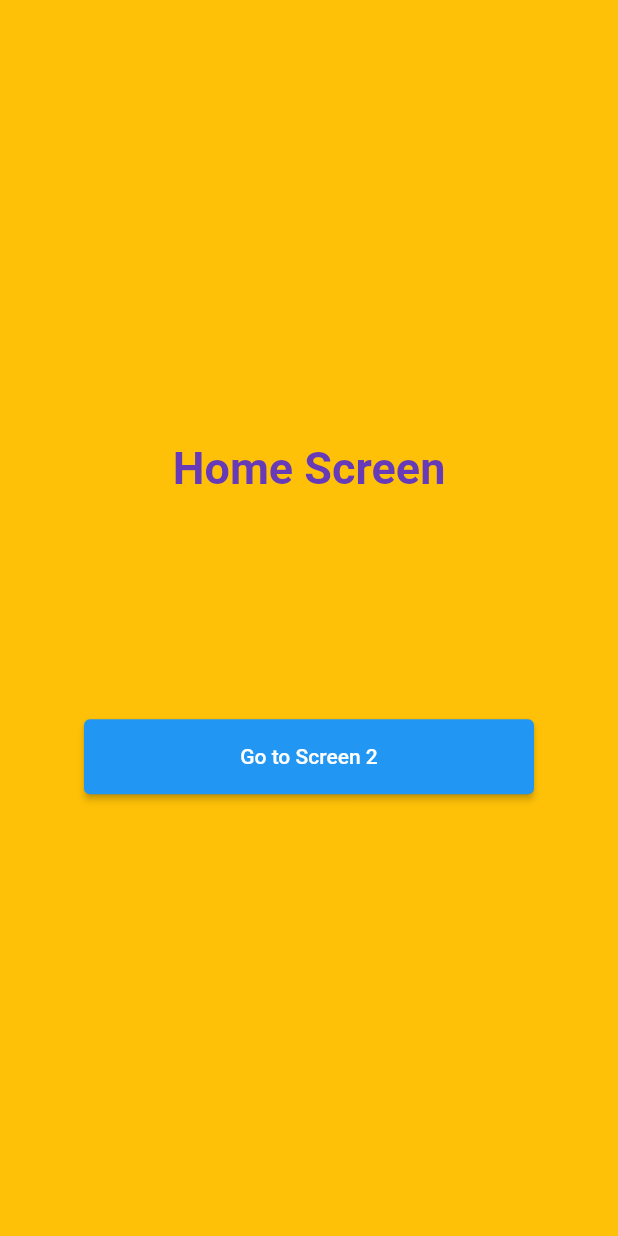
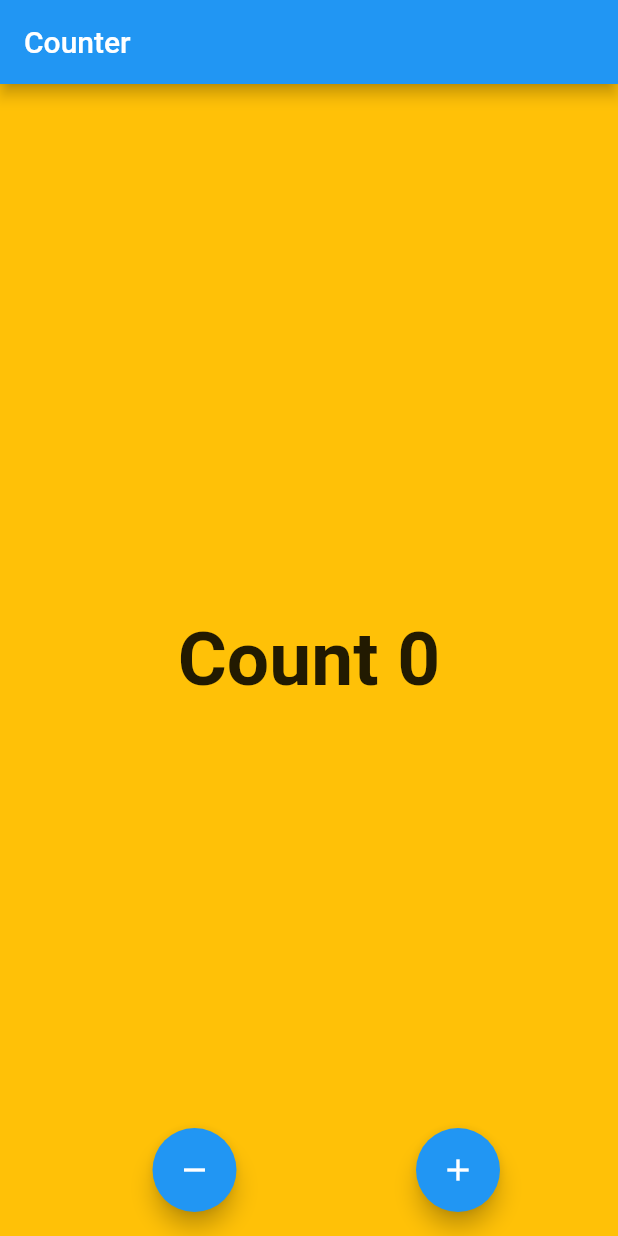
Before and after one commit to shahin-m-hashim/NFC_Plus, a Flutter app: the screen it shows after launch, on a phone screen of 412 x 824 dp. Run offline on Flutter 3.47's test engine with Material 2 defaults, Android fonts, the phone set to English and light mode, and no system bars; our stand-ins replace shared_preferences.

Commit message:
added files for showing the working of shared preferences in dart

```diff
--- a/lib/home_screen.dart
+++ /dev/null
@@ -1,39 +0,0 @@
-import 'package:flutter/material.dart';
-
-class HomeScreen extends StatelessWidget {
-  const HomeScreen({Key? key}) : super(key: key);
-
-  @override
-  Widget build(BuildContext context) {
-    return Scaffold(
-      backgroundColor: Colors.amber,
-      body: Center(
-        child: Column(
-          mainAxisAlignment: MainAxisAlignment.center,
-          children: [
-            const Text(
-              'Home Screen',
-              style: TextStyle(
-                color: Colors.deepPurple,
-                fontSize: 30,
-                fontWeight: FontWeight.bold,
-              ),
-            ),
-            const SizedBox(height: 150),
-            SizedBox(
-              height: 50,
-              width: 300,
-              child: ElevatedButton(
-                onPressed: () {
-                  Navigator.of(context).pushNamed(
-                      'screen_2'); //here we just call the name of the screen
-                },
-                child: const Text('Go to Screen 2'),
-              ),
-            ),
-          ],
-        ),
-      ),
-    );
-  }
-}
--- /dev/null
+++ b/lib/homescreen.dart
@@ -0,0 +1,97 @@
+import 'package:flutter/material.dart';
+import 'package:shared_preferences/shared_preferences.dart';
+
+class HomeScreen extends StatefulWidget {
+  const HomeScreen({super.key});
+
+  @override
+  State<HomeScreen> createState() => _HomeScreenState();
+}
+
+class _HomeScreenState extends State<HomeScreen> {
+  late SharedPreferences _prefs;
+  int _count = 0;
+
+  @override
+  void initState() {
+    super.initState();
+    _loadCounter();
+  }
+
+  Future<void> _loadCounter() async {
+    _prefs = await SharedPreferences.getInstance();
+    /*
+      the SharedPreferences object is obtained asynchronously using the getInstance() method, and
+      the variable is initialized with the returned value in the _loadCounter() method.
+    */
+    setState(() {
+      _count = _prefs.getInt('counter') ?? 0;
+      /*
+        _prefs is an instance of the SharedPreferences class.
+        getInt() is a method provided by the SharedPreferences class that allows you to get an
+        integer value associated with a specific key.
+        'counter' is the key used to store the integer value we want to retrieve.
+        '??' is the null coalescing operator, which returns the value on the left if it's not null,
+        or the value on the right if the left value is null. So in this case, if getInt() returns a
+        non-null value, it will be assigned to _count. If getInt() returns null, _count will be assigned
+        the value 0.
+      */
+    });
+  }
+
+  Future<void> _incrementCounter() async {
+    setState(() {
+      _count++;
+    });
+    await _prefs.setInt('counter', _count);
+  }
+
+  Future<void> _decrementCounter() async {
+    setState(() {
+      _count--;
+    });
+    await _prefs.setInt('counter', _count);
+  }
+
+  @override
+  Widget build(BuildContext context) {
+    return Scaffold(
+      appBar: AppBar(
+        title: const Text("Counter"),
+      ),
+      backgroundColor: Colors.amber,
+      body: SafeArea(
+        child: Center(
+          child: Text(
+            "Count $_count",
+            style: const TextStyle(
+              fontSize: 50,
+              fontWeight: FontWeight.bold,
+            ),
+          ),
+        ),
+      ),
+      floatingActionButton: Row(
+        mainAxisAlignment: MainAxisAlignment.spaceEvenly,
+        children: [
+          SizedBox(
+            width: 170,
+            child: FloatingActionButton(
+              onPressed: _decrementCounter,
+              tooltip: 'Decrement',
+              child: const Icon(Icons.remove),
+            ),
+          ),
+          SizedBox(
+            width: 60,
+            child: FloatingActionButton(
+              onPressed: _incrementCounter,
+              tooltip: 'Increment',
+              child: const Icon(Icons.add),
+            ),
+          ),
+        ],
+      ),
+    );
+  }
+}
--- a/lib/main.dart
+++ b/lib/main.dart
@@ -1,53 +1,39 @@
+/*
+  Shared preferences is a mechanism provided by the Android platform that allows you to store and retrieve
+  simple data in key-value pairs. This is often used for storing user preferences such as language settings,
+  theme settings, or even login information. For example, once we login into instagram we wont be asked to
+  login again and again even after we restart.Its because we have already stored that temporary information
+  locally without any external server/database, and hence makes it easier to use apps.
+
+  Shared preferences are stored in an XML file in the application's private data folder. This data can be
+  accessed by other components of the same application.
+
+  To use shared preferences in an Android application, you first need to get an instance of the
+  SharedPreferences class by calling the getSharedPreferences() method. You can then use this object
+  to store and retrieve data using the putString(), putInt(), putBoolean(), getString(), getInt(), and
+  getBoolean() methods.
+
+*/
+
 import 'package:flutter/material.dart';
-import 'package:mastering_flutter/home_screen.dart';
-import 'package:mastering_flutter/second_screen.dart';
 
-main() {
-  runApp(const App());
+import 'homescreen.dart';
+
+void main() {
+  runApp(const MyApp());
 }
 
-/*
-  In Flutter, routes are a powerful tool for navigating between different screens or pages of an application.
-  The concept of routes is based on the idea of a navigation stack, which maintains a history of the screens
-  that a user has visited.
-
-  When using routes, each screen or page is represented by a unique route, which can be pushed onto or
-  popped off of the navigation stack. The stack follows a last-in, first-out (LIFO) ordering, meaning
-  that the most recently pushed screen is at the top of the stack, and will be the first to be popped
-  off when the user presses the back button.
-
-  There are several advantages to using routes for navigation in Dart:
-
-    Code organization: Defining routes helps organize the application's code by separating each screen into
-    its own file and making it easier to manage the navigation between them.
-
-    Reusability: Routes allow for the reuse of existing screens or pages, rather than creating new ones each
-    time the user navigates.
-
-    Flexibility: Routes provide the flexibility to navigate between screens in any order, rather than just
-    sequentially.
-
-    Maintain state: Routes allow you to maintain the state of each screen in the navigation stack, even
-    when a screen is pushed or popped.
-*/
-
-class App extends StatelessWidget {
-  const App({super.key});
+class MyApp extends StatelessWidget {
+  const MyApp({super.key});
 
   @override
   Widget build(BuildContext context) {
     return MaterialApp(
-      title: "Navigation In Flutter",
+      title: "Shared Preferences",
       theme: ThemeData(
-        primaryColor: Colors.blue,
+        primaryColor: Colors.white,
       ),
       home: const HomeScreen(),
-      // when using routes we give it within the root widget, commonly just below home
-      // route is a map ie we give a custom name(key) and  value, and call it from other screens
-      routes: {
-        'screen_1': (ctx) => HomeScreen(),
-        'screen_2': (ctx) => Screen2(),
-      },
     );
   }
 }
--- a/pubspec.yaml
+++ b/pubspec.yaml
@@ -35,6 +35,7 @@ dependencies:
   # Use with the CupertinoIcons class for iOS style icons.
   cupertino_icons: ^1.0.2
   google_fonts: ^2.1.0
+  shared_preferences: ^2.1.0
 
 dev_dependencies:
   flutter_test:
```
Also changed, not shown: lib/basic_readme.txt (deleted, +0 -180 lines), lib/second_screen.dart (deleted, +0 -42 lines), pubspec.lock, 1 other file.
